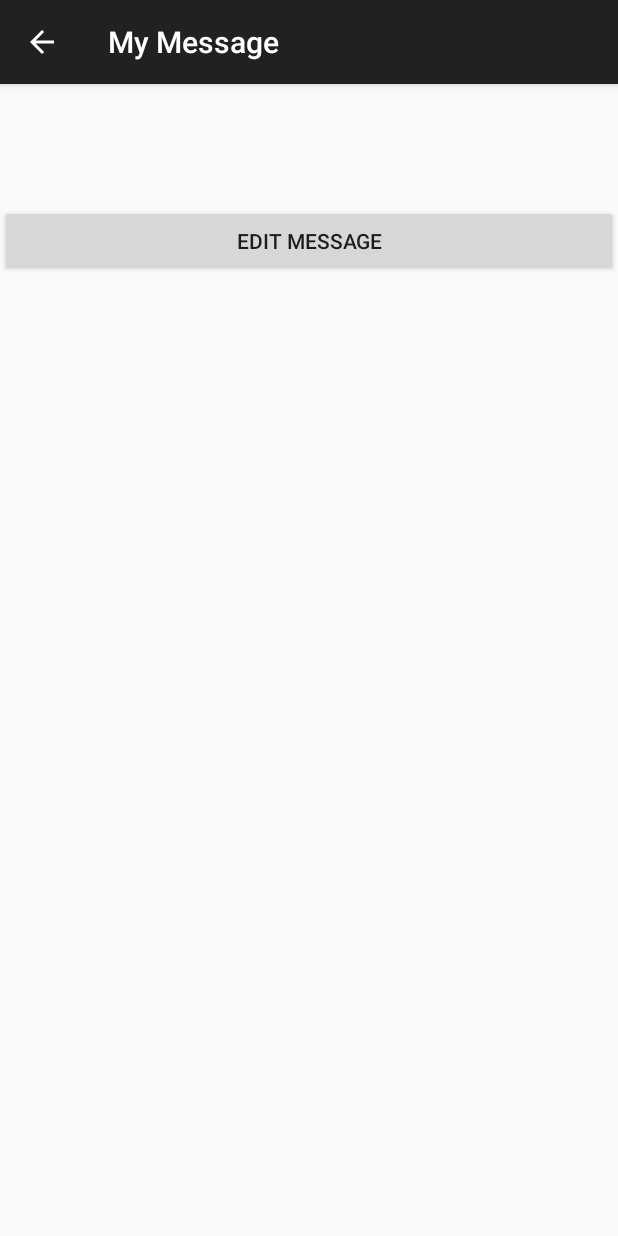
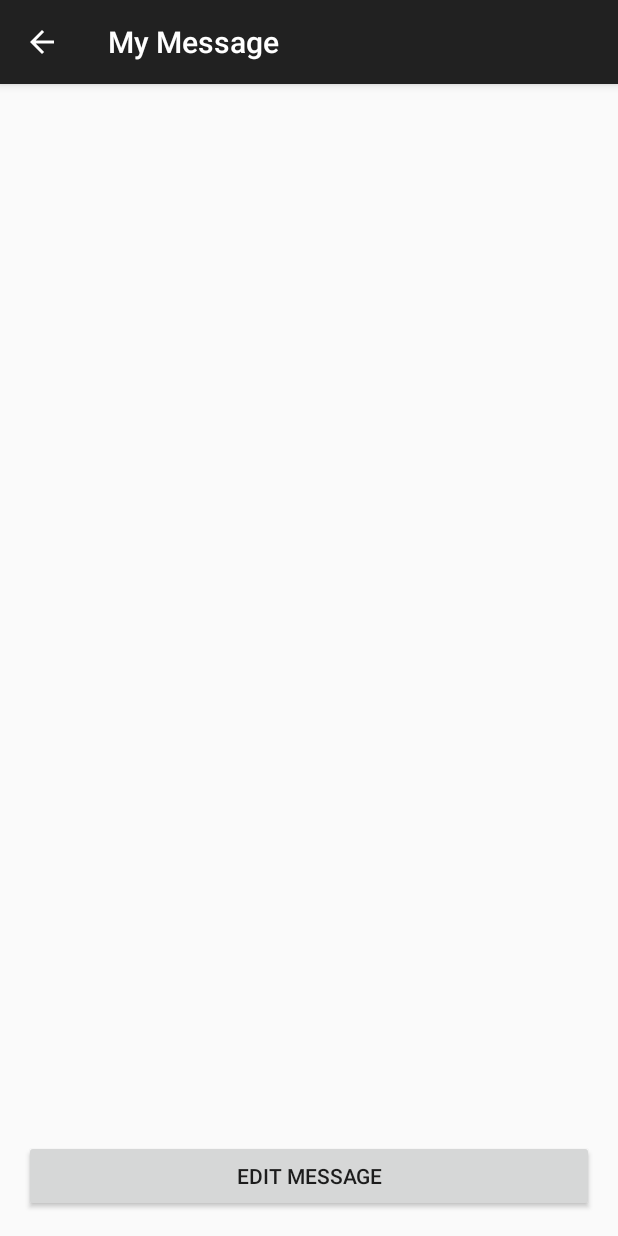
Before and after one commit to alexanderwu/WhereDidItGo, an Android app: the EditMessageActivity screen opened directly, with no data from a screen before it, after a tap on "VIEW NOTE", on a phone screen of 412 x 824 dp. Run offline under Robolectric (Android 15) with nearby library versions, the phone set to English and light mode, and no system bars.

Commit message:
editText now loads message. Refactored code

```diff
--- a/app/src/main/java/com/example/alexanderwu/wherediditgo/DisplayMessageActivity.java
+++ b/app/src/main/java/com/example/alexanderwu/wherediditgo/DisplayMessageActivity.java
@@ -6,9 +6,7 @@ import android.os.Bundle;
 import android.support.v7.app.ActionBarActivity;
 import android.view.MenuItem;
 import android.view.View;
-import android.view.ViewGroup.LayoutParams;
 import android.widget.Button;
-import android.widget.LinearLayout;
 import android.widget.TextView;
 
 public class DisplayMessageActivity extends ActionBarActivity {
@@ -16,33 +14,16 @@ public class DisplayMessageActivity extends ActionBarActivity {
 
     @Override
     protected void onCreate(Bundle savedInstanceState) {
-         super.onCreate(savedInstanceState);
-        //setContentView(R.layout.activity_display_message);
-
-        // Create LinearLayout
-        LinearLayout linLayout = new LinearLayout(this);
-        linLayout.setOrientation(LinearLayout.VERTICAL);
-        LayoutParams linLayoutParam = new LayoutParams(LayoutParams.MATCH_PARENT, LayoutParams.MATCH_PARENT);
-        setContentView(linLayout, linLayoutParam);
-
-        // Get the message from the intent
-        //Intent intent = getIntent();
-        //String message = intent.getStringExtra(MyActivity.EXTRA_MESSAGE);
-
-        // Create the text view
-        TextView textView = new TextView(this);
-
+        super.onCreate(savedInstanceState);
+        setContentView(R.layout.activity_display_message);
+        // Load my message
         SharedPreferences settings = getSharedPreferences(PREFS_NAME, 0);
         String message = settings.getString("myNote","");
-
-        textView.setTextSize(30);
+        TextView textView = (TextView) findViewById(R.id.display_message);
         textView.setText(message);
-        textView.setPadding(30,30,30,30);
-        linLayout.addView(textView);
 
         //Create the editButton
-        Button editButton = new Button(this);
-        editButton.setText("Edit Message");
+        Button editButton = (Button) findViewById(R.id.edit_button);
         editButton.setOnClickListener(new View.OnClickListener() {
             @Override
             public void onClick(View v) {
@@ -50,13 +31,7 @@ public class DisplayMessageActivity extends ActionBarActivity {
                 startActivity(intent);
             }
         });
-        linLayout.addView(editButton);
-
-        // Set the linLayout as the activity layout
-        setContentView(linLayout);
     }
-
-    // Edit Message
 
     @Override
     public boolean onOptionsItemSelected(MenuItem item) {
--- a/app/src/main/java/com/example/alexanderwu/wherediditgo/EditMessageActivity.java
+++ b/app/src/main/java/com/example/alexanderwu/wherediditgo/EditMessageActivity.java
@@ -16,6 +16,12 @@ public class EditMessageActivity extends ActionBarActivity {
     protected void onCreate(Bundle savedInstanceState) {
         super.onCreate(savedInstanceState);
         setContentView(R.layout.activity_edit_message);
+        // Get your saved message
+        SharedPreferences settings = getSharedPreferences(PREFS_NAME, 0);
+        String message = settings.getString("myNote","");
+        // Put message in editText
+        EditText editText = (EditText) findViewById(R.id.edit_message);
+        editText.setText(message);
     }
 
     public void saveMessage(View view) {
--- a/app/src/main/res/layout/activity_display_message.xml
+++ b/app/src/main/res/layout/activity_display_message.xml
@@ -6,7 +6,25 @@
     android:paddingBottom="@dimen/activity_vertical_margin"
     tools:context="com.example.alexanderwu.wherediditgo.DisplayMessageActivity">
 
-    <TextView android:text="@string/hello_world" android:layout_width="wrap_content"
-        android:layout_height="wrap_content" />
+    <ScrollView
+        android:layout_width="match_parent"
+        android:layout_height="wrap_content"
+        android:id="@+id/scrollView2"
+        android:layout_above="@+id/button2"
+        android:layout_alignParentTop="true">
+
+        <TextView android:text="@string/hello_world"
+            android:id="@+id/display_message"
+            android:layout_width="wrap_content"
+            android:layout_height="wrap_content" />
+    </ScrollView>
+
+    <Button
+        android:layout_width="match_parent"
+        android:layout_height="wrap_content"
+        android:text="@string/button_edit"
+        android:id="@+id/edit_button"
+        android:layout_alignParentBottom="true"
+        android:layout_centerHorizontal="true" />
 
 </RelativeLayout>
--- a/app/src/main/res/values/strings.xml
+++ b/app/src/main/res/values/strings.xml
@@ -6,7 +6,7 @@
     <string name="action_settings">Settings</string>
     <string name="title_activity_main">MainActivity</string>
     <string name="title_activity_display_message">My Message</string>
-
+    <string name="button_edit">Edit Message</string>
     <string name="view_message">View note</string>
 
     <string name="hello_world">Hello world!</string>
```
